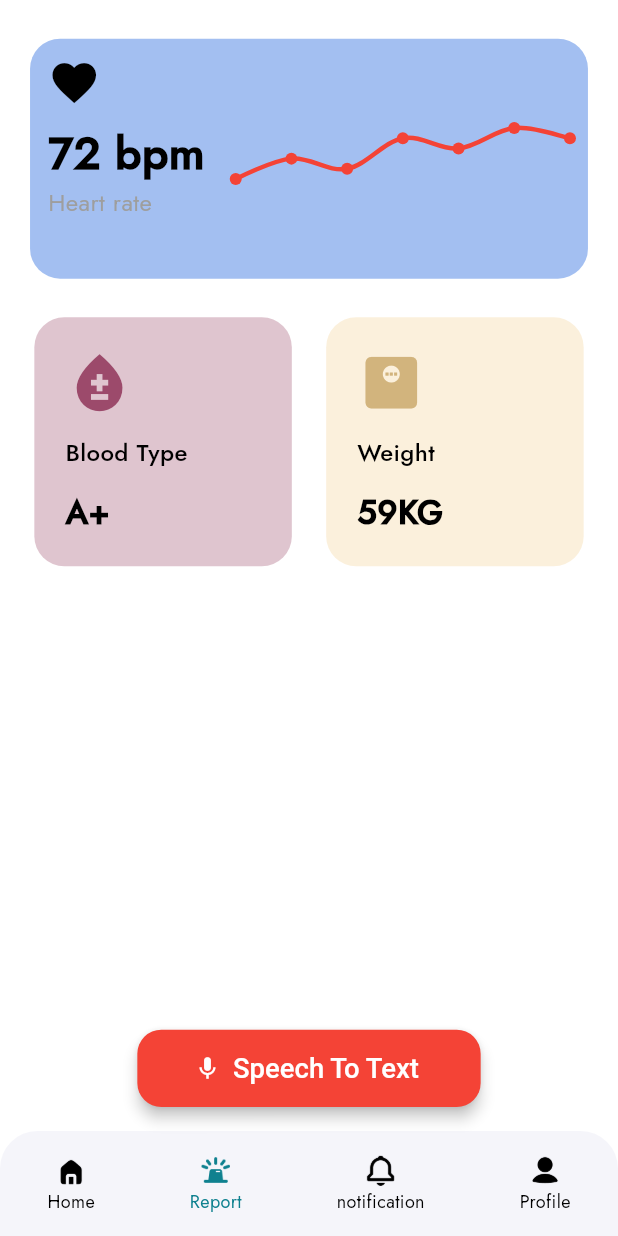
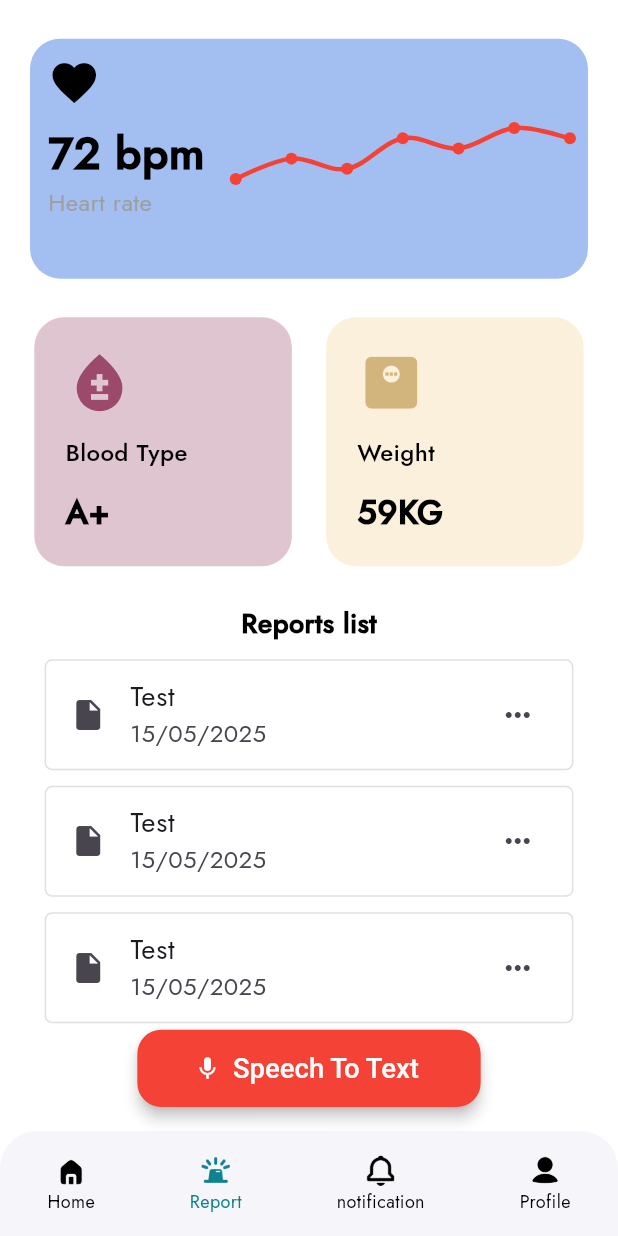
Before and after one commit to amyneboukhili/docicEmergency2, a Flutter app: the HomeView screen opened by its route, item 2 of the bottom bar chosen, on a phone screen of 412 x 824 dp. Run offline on Flutter 3.47's test engine with Material 3 defaults, Android fonts, the light colour scheme and no system bars; drawn by our look-alikes of fl_chart; our stand-ins replace flutter_screenutil, geolocator, get, google_maps_flutter, lottie; Roboto replaces fonts that are missing (Mulish).

Commit message:
report screen

```diff
--- a/lib/src/Views/report_view.dart
+++ b/lib/src/Views/report_view.dart
@@ -2,6 +2,7 @@ import 'package:docicemergency2/src/widgets/heart_rate_widget.dart';
 import 'package:docicemergency2/src/widgets/no_reports_widget.dart';
 import 'package:flutter/material.dart';
 import 'package:flutter_screenutil/flutter_screenutil.dart';
+import 'package:get/get.dart';
 
 class ReportView extends StatelessWidget {
   const ReportView({super.key});
@@ -43,6 +44,32 @@ class ReportView extends StatelessWidget {
                 ),
               ],
             ),
+            SizedBox(height: 20.h),
+            Text(
+              "Reports list",
+              style: TextStyle(fontWeight: FontWeight.bold, fontSize: 18),
+              textAlign: TextAlign.start,
+            ),
+            SizedBox(height: 4.h),
+            ListView.builder(
+              shrinkWrap: true,
+              itemBuilder: (context, index) {
+                return Padding(
+                  padding: EdgeInsets.symmetric(vertical: 4.h, horizontal: 16.w),
+                  child: ListTile(
+                    title: Text("Test"),
+                    subtitle: Text("15/05/2025"),
+                    leading: Icon(Icons.insert_drive_file),
+                    trailing: Icon(Icons.more_horiz),
+                    shape: RoundedRectangleBorder(
+                      side: BorderSide(color: Colors.grey.shade300, width: 1),
+                      borderRadius: BorderRadius.circular(5),
+                    ),
+                  ),
+                );
+              },
+              itemCount: 3,
+            ),
           ],
         ),
       ),
```
